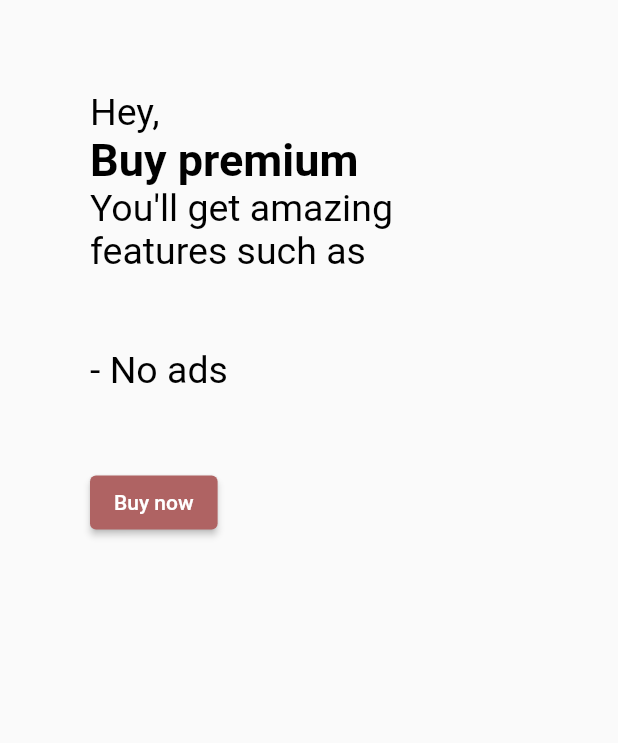
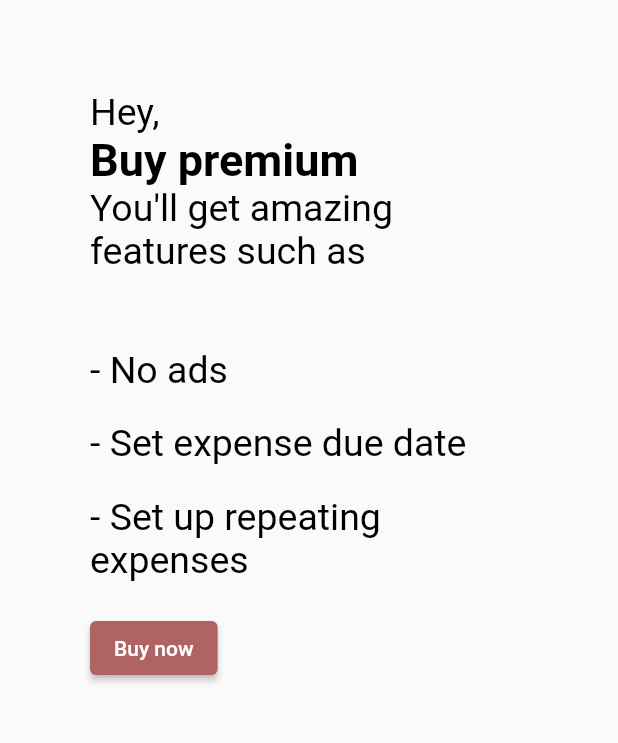
Before and after one commit to Shambambulish/PennyPlanner, a Flutter app: the BuyPremiumPage screen opened directly, on a phone screen of 412 x 824 dp, the part 75-818 px from its top. Run offline on Flutter 3.47's test engine with Material 2 defaults, Android fonts, the phone set to English and light mode, and no system bars; our stand-ins replace email_validator, expandable, firebase_auth, firebase_core, firebase_database, flutter_local_notifications and 6 more; accounts and stored records are empty; generated files the repository leaves out were written again.

Commit message:
premiumtekst

```diff
--- a/pennyplanner/lib/l10n/app_en.arb
+++ b/pennyplanner/lib/l10n/app_en.arb
@@ -74,6 +74,8 @@
     "premiumPageString2": "Buy premium",
     "premiumPageString3": "You'll get amazing features such as",
     "premiumPageString4": "- No ads",
+    "premiumPageString5": "- Set expense due date",
+    "premiumPageString6": "- Set up repeating expenses",
     "premiumPageButton": "Buy now",
     "signingUp": "Signing up...",
     "userOrPassIncorrect": "Wrong password or user does not exist.",
--- a/pennyplanner/lib/l10n/app_fi.arb
+++ b/pennyplanner/lib/l10n/app_fi.arb
@@ -62,6 +62,8 @@
     "premiumPageString2": "Osta premium",
     "premiumPageString3": "Tämmösiä hienoja ominaisuuksia mm. saat",
     "premiumPageString4": "- Ei mainoksia",
+    "premiumPageString5": "- Aseta kululle eräpäivä",
+    "premiumPageString6": "- Luo toistuvia kuluja",
     "premiumPageButton": "Osta heti",
     "signingUp": "Luodaan tili...",
     "userOrPassIncorrect": "Väärä salasana tai tiliä ei ole olemassa.",
--- a/pennyplanner/lib/pages/buy_premium_page.dart
+++ b/pennyplanner/lib/pages/buy_premium_page.dart
@@ -32,7 +32,8 @@ class _BuyPremiumPageState extends State<BuyPremiumPage> {
         title: 'Settings',
         returnToHomePage: true,
       ),
-      body: Stack(
+      body: SingleChildScrollView(
+          child: Column(
         children: [
           Container(
             width: 422,
@@ -71,7 +72,23 @@ class _BuyPremiumPageState extends State<BuyPremiumPage> {
                               fontSize: 25,
                               color: ppColors.secondaryTextColor)),
                       SizedBox(
-                        height: 50,
+                        height: 20,
+                      ),
+                      Text(AppLocalizations.of(context)!.premiumPageString5,
+                          textAlign: TextAlign.left,
+                          style: TextStyle(
+                              fontSize: 25,
+                              color: ppColors.secondaryTextColor)),
+                      SizedBox(
+                        height: 20,
+                      ),
+                      Text(AppLocalizations.of(context)!.premiumPageString6,
+                          textAlign: TextAlign.left,
+                          style: TextStyle(
+                              fontSize: 25,
+                              color: ppColors.secondaryTextColor)),
+                      SizedBox(
+                        height: 20,
                       ),
                       ElevatedButton(
                           style: ElevatedButton.styleFrom(
@@ -95,7 +112,7 @@ class _BuyPremiumPageState extends State<BuyPremiumPage> {
             ]),
           ),
         ],
-      ),
+      )),
     );
   }
 }
```
